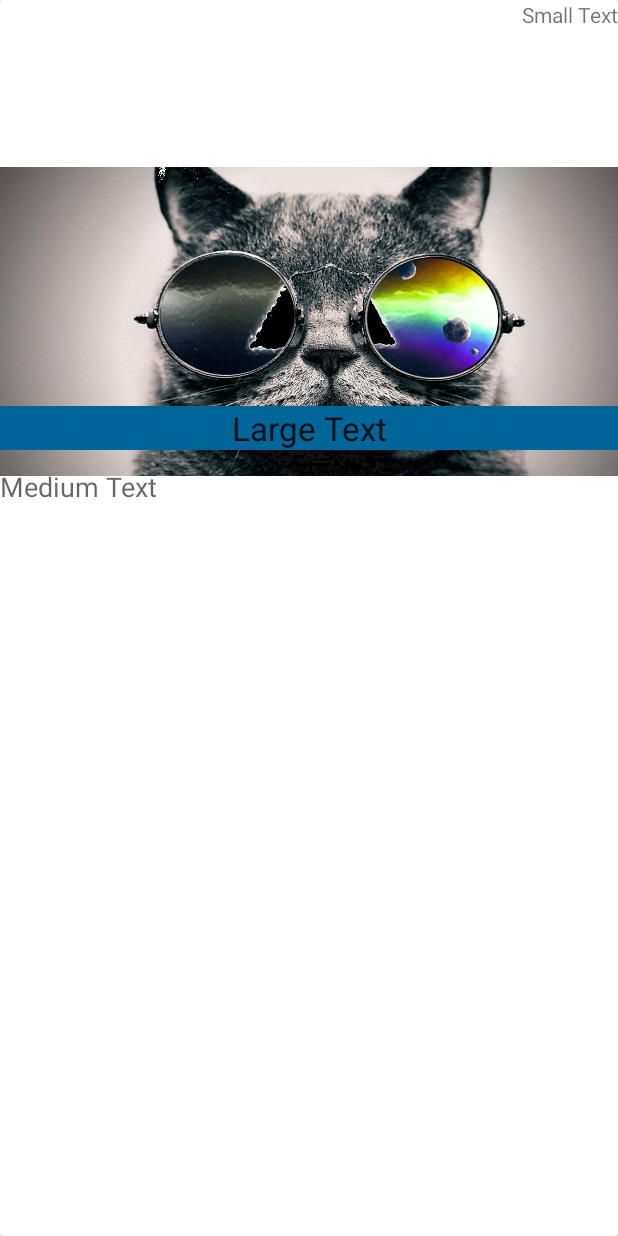
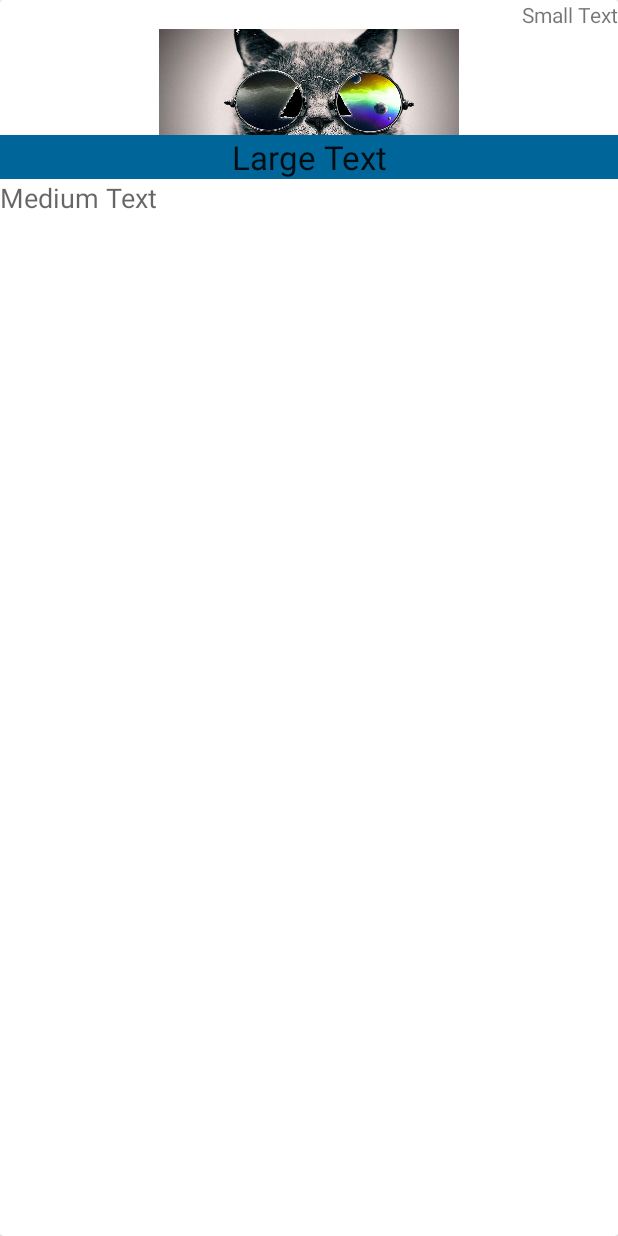
Before and after one commit to dmaish/FlashNews, an Android app: the layout custom_row_news_item.xml on its own in the app's theme, with its tools: preview values and no code run, on a phone screen of 412 x 824 dp. Run offline under Robolectric (Android 15) with nearby library versions, the phone set to English and light mode, and no system bars.

Commit message:
"recyclerViews working but only one recyclerView Item getting displayed"

```diff
--- a/app/src/main/java/com/example/danielmaina/flashnews/MyAdapter.java
+++ b/app/src/main/java/com/example/danielmaina/flashnews/MyAdapter.java
@@ -5,6 +5,8 @@ import android.support.v7.widget.RecyclerView;
 import android.view.LayoutInflater;
 import android.view.View;
 import android.view.ViewGroup;
+import android.widget.ImageView;
+import android.widget.TextView;
 
 import java.util.ArrayList;
 
@@ -36,6 +38,13 @@ public class MyAdapter extends RecyclerView.Adapter<MyAdapter.MyViewHolder>{
 
     @Override
     public void onBindViewHolder(MyViewHolder holder, int position) {
+        //storing current Item
+        FeedItem current=feedItems.get(position);
+        //accessing the news Items  on the custom layout using the ViewHolder object
+        holder.Title.setText(current.getTitle());
+        holder.Description.setText(current.getDescription());
+        holder.Date.setText(current.getPubDate());
+
 
     }
 
@@ -46,8 +55,18 @@ public class MyAdapter extends RecyclerView.Adapter<MyAdapter.MyViewHolder>{
     }
 
     public class MyViewHolder extends RecyclerView.ViewHolder {
+        //initialising the textViews and ImageViews in the cardView for the recyclerView's use
+        TextView Title,Description,Date;
+        ImageView Thumbnail;
+
+
         public MyViewHolder(View itemView) {
             super(itemView);
+            //initialising their Xml layouts
+            Title=(TextView) itemView.findViewById(R.id.title_text);
+            Description=(TextView) itemView.findViewById(R.id.description_text);
+            Thumbnail=(ImageView) itemView.findViewById(R.id.thumb_img);
+            Date=(TextView) itemView.findViewById(R.id.date_text);
         }
     }
 }
--- a/app/src/main/res/layout/custom_row_news_item.xml
+++ b/app/src/main/res/layout/custom_row_news_item.xml
@@ -6,7 +6,7 @@
 
     <RelativeLayout
         android:layout_width="match_parent"
-        android:layout_height="409dp">
+        android:layout_height="wrap_content">
 
 
         <TextView
@@ -14,26 +14,16 @@
             android:layout_height="wrap_content"
             android:textAppearance="?android:attr/textAppearanceSmall"
             android:text="Small Text"
-            android:id="@+id/textView"
+            android:id="@+id/date_text"
             android:layout_alignParentTop="true"
             android:layout_alignParentEnd="true" />
-
-        <ImageView
-            android:layout_width="wrap_content"
-            android:layout_height="wrap_content"
-            android:id="@+id/imageView"
-            android:layout_alignEnd="@+id/textView"
-            android:layout_below="@+id/textView"
-            android:layout_alignParentStart="true" />
-
         <ImageView
             android:src="@drawable/someimage"
             android:layout_width="match_parent"
-            android:layout_height="wrap_content"
+            android:layout_height="100dp"
             android:id="@+id/thumb_img"
-            android:layout_alignTop="@+id/imageView"
-            android:layout_centerHorizontal="true" />
-
+            android:layout_below="@+id/date_text"
+            android:layout_alignParentStart="true" />
         <TextView
             android:background="#006699"
             android:gravity="center"
@@ -43,9 +33,8 @@
             android:textAppearance="?android:attr/textAppearanceLarge"
             android:text="Large Text"
             android:id="@+id/title_text"
-            android:layout_alignParentBottom="true"
-            android:layout_alignParentStart="true"
-            android:layout_marginBottom="109dp" />
+            android:layout_alignBottom="@+id/thumb_img"
+            android:layout_alignEnd="@+id/date_text" />
 
         <TextView
             android:layout_width="match_parent"
@@ -53,9 +42,8 @@
             android:textAppearance="?android:attr/textAppearanceMedium"
             android:text="Medium Text"
             android:id="@+id/description_text"
-            android:layout_alignTop="@+id/title_text"
-            android:layout_alignParentStart="true"
-            android:layout_marginTop="41dp" />
+            android:layout_below="@+id/title_text"
+            android:layout_alignEnd="@+id/date_text" />
     </RelativeLayout>
 
 </android.support.v7.widget.CardView>
```
